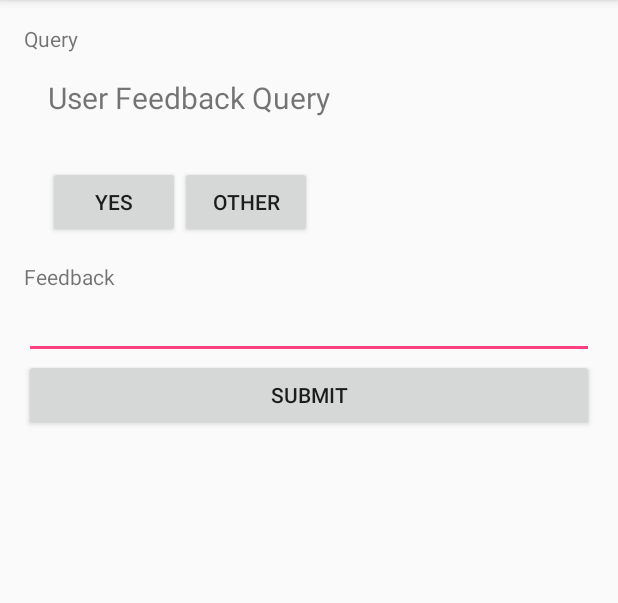
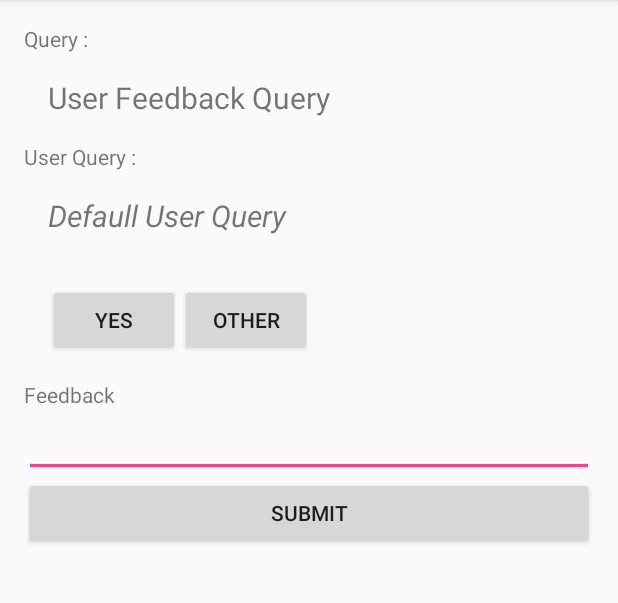
Before and after one commit to tiefenau/smarthome_studyplatform, an Android app: the FeedbackActivity screen opened directly, with no data from a screen before it, on a phone screen of 412 x 824 dp, the part 84-687 px from its top. Run offline under Robolectric (Android 15) with nearby library versions, the phone set to English and light mode, and no system bars; libraries missing offline, so code that uses them is left out: de.pfiva.data.

Commit message:
UPDATE: feedback screen to have user query

```diff
--- a/android_workspace/voice_assistant/app/src/main/java/de/pfiva/mobile/voiceassistant/activities/FeedbackActivity.java
+++ b/android_workspace/voice_assistant/app/src/main/java/de/pfiva/mobile/voiceassistant/activities/FeedbackActivity.java
@@ -28,6 +28,7 @@ import retrofit2.Response;
 public class FeedbackActivity extends AppCompatActivity {
 
     private TextView userFeedbackQuery;
+    private TextView userQuery;
     private LinearLayout feedbackQueryContainer;
     private LinearLayout intentFeedbackButtonBar;
     private LinearLayout intentFeedbackContainer;
@@ -45,6 +46,7 @@ public class FeedbackActivity extends AppCompatActivity {
 
         feedbackQueryContainer = (LinearLayout) findViewById(R.id.feedback_query_container);
         userFeedbackQuery = (TextView) findViewById(R.id.feedback_query);
+        userQuery = (TextView) findViewById(R.id.user_query);
 
         // Intent Feedback components
         intentFeedbackButtonBar = (LinearLayout) findViewById(R.id.intent_feedback_button_bar);
@@ -86,6 +88,7 @@ public class FeedbackActivity extends AppCompatActivity {
             feedbackData = (FeedbackData) intent.getSerializableExtra(Constants.FEEDBACK_DATA_KEY);
             if(feedbackData != null) {
                 userFeedbackQuery.setText(feedbackData.getText());
+                userQuery.setText(feedbackData.getUserQuery());
                 if(feedbackData.getFeedbackType() == FeedbackType.GENERAL) {
                     createScreenForGeneralFeedback();
                 } else {
--- a/android_workspace/voice_assistant/app/src/main/res/layout/activity_feedback.xml
+++ b/android_workspace/voice_assistant/app/src/main/res/layout/activity_feedback.xml
@@ -24,6 +24,20 @@
             android:padding="16dp"
             android:text="@string/feedback_query_default"
             android:textSize="20sp" />
+
+        <TextView
+            android:layout_width="match_parent"
+            android:layout_height="wrap_content"
+            android:text="@string/user_query_title" />
+
+        <TextView
+            android:id="@+id/user_query"
+            android:layout_width="match_parent"
+            android:layout_height="wrap_content"
+            android:padding="16dp"
+            android:text="@string/user_query_default"
+            android:textSize="20sp"
+            android:textStyle="italic"/>
     </LinearLayout>
 
     <!-- Intent Feedback Query Components -->
--- a/android_workspace/voice_assistant/app/src/main/res/values/strings.xml
+++ b/android_workspace/voice_assistant/app/src/main/res/values/strings.xml
@@ -5,7 +5,9 @@
     <string name="response_other">Other</string>
     <string name="feedback">Feedback</string>
     <string name="feedback_query_default">User Feedback Query</string>
-    <string name="feedback_query_title">Query</string>
+    <string name="user_query_default">Defaull User Query</string>
+    <string name="user_query_title">User Query :</string>
+    <string name="feedback_query_title">Query :</string>
     <string name="feedback_title">Feedback</string>
     <string name="submit">Submit</string>
     <string name="pfiva_user_query_title">User Query :</string>
```
